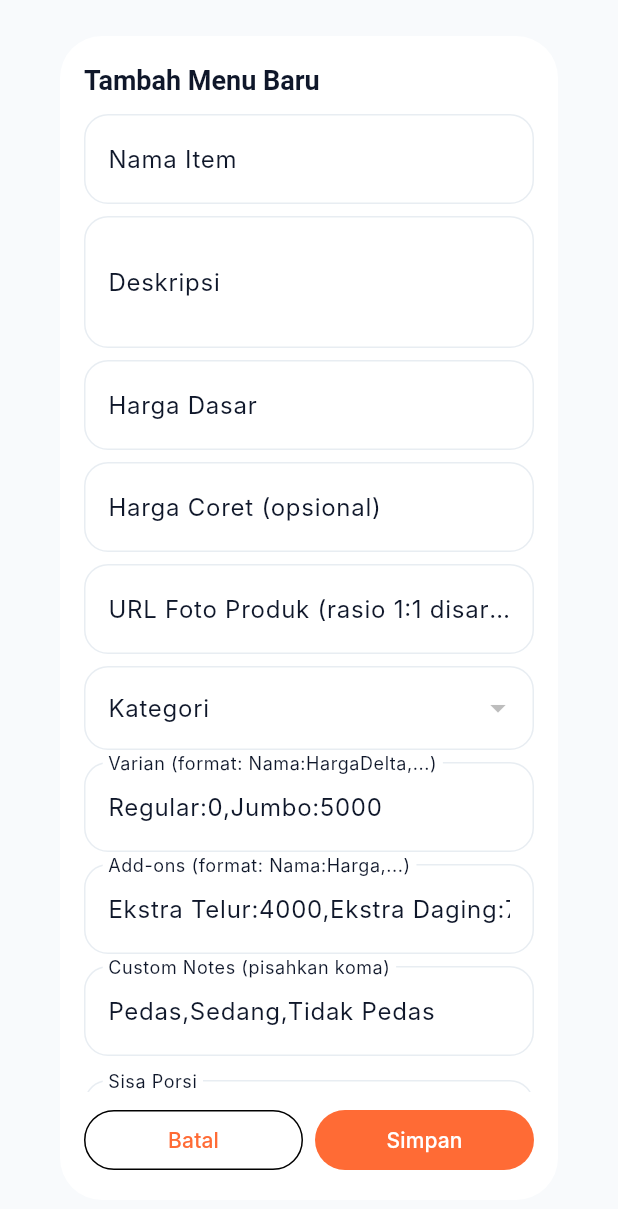
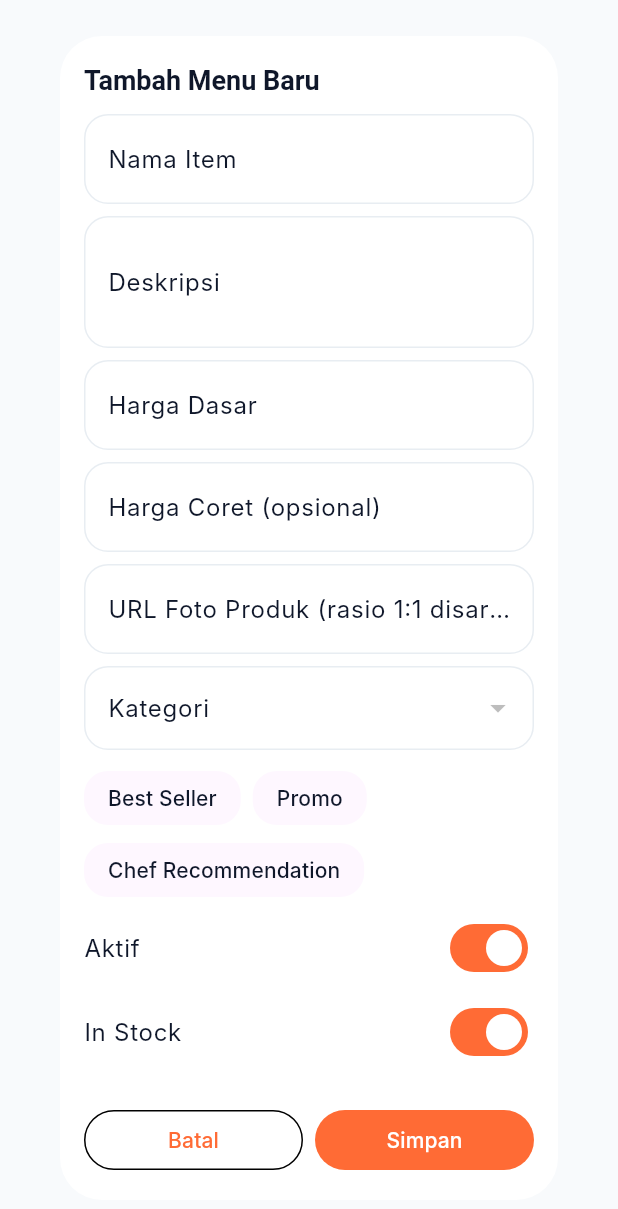
Before and after one commit to Dhegas/fe_gangsta_flutter, a Flutter app: the _MenuItemFormDialog widget shown alone on an empty page, opened directly with empty values, after a tap on "Simpan", on a phone screen of 412 x 824 dp. Shown: the top 1209 px of the screen. Run offline on Flutter 3.47's test engine with Material 3 defaults, Android fonts, the phone set to English and light mode, and no system bars; our stand-ins replace qr_flutter, shared_preferences; missing offline and left inert: dart:html, mobile_scanner; accounts and stored records are empty; network calls fail; Roboto replaces fonts that are missing (Inter, Plus Jakarta Sans).

Commit message:
feat: menghapus deskripsi tidak penting seperti add on, porsi tersedia, varian, karena tidak diperlukan

```diff
--- a/lib/features/merchant/menu_management/presentation/pages/menu_management_page.dart
+++ b/lib/features/merchant/menu_management/presentation/pages/menu_management_page.dart
@@ -446,13 +446,6 @@ class _MenuItemFormDialogState extends State<_MenuItemFormDialog> {
   late final TextEditingController _basePriceController;
   late final TextEditingController _discountPriceController;
   late final TextEditingController _imageUrlController;
-  late final TextEditingController _remainingController;
-  late final TextEditingController _variantsController;
-  late final TextEditingController _addonsController;
-  late final TextEditingController _customNotesController;
-  late final TextEditingController _dineInController;
-  late final TextEditingController _takeawayController;
-  late final TextEditingController _onlineController;
 
   late String _selectedCategoryId;
   bool _isActive = true;
@@ -470,29 +463,6 @@ class _MenuItemFormDialogState extends State<_MenuItemFormDialog> {
       text: existing?.discountedPrice?.toStringAsFixed(0) ?? '',
     );
     _imageUrlController = TextEditingController(text: existing?.imageUrl ?? '');
-    _remainingController = TextEditingController(text: '${existing?.remainingPortions ?? 10}');
-    _variantsController = TextEditingController(
-      text: existing == null
-          ? 'Regular:0,Jumbo:5000'
-          : existing.variants.map((v) => '${v.name}:${v.priceDelta.toStringAsFixed(0)}').join(','),
-    );
-    _addonsController = TextEditingController(
-      text: existing == null
-          ? 'Ekstra Telur:4000,Ekstra Daging:7000'
-          : existing.addOns.map((a) => '${a.name}:${a.price.toStringAsFixed(0)}').join(','),
-    );
-    _customNotesController = TextEditingController(
-      text: existing == null ? 'Pedas,Sedang,Tidak Pedas' : existing.customNotes.join(','),
-    );
-    _dineInController = TextEditingController(
-      text: existing?.channelPricing.dineIn.toStringAsFixed(0) ?? '',
-    );
-    _takeawayController = TextEditingController(
-      text: existing?.channelPricing.takeaway.toStringAsFixed(0) ?? '',
-    );
-    _onlineController = TextEditingController(
-      text: existing?.channelPricing.online.toStringAsFixed(0) ?? '',
-    );
 
     _selectedCategoryId = existing?.categoryId ??
         (widget.categories.isNotEmpty ? widget.categories.first.id : 'uncategorized');
@@ -508,13 +478,6 @@ class _MenuItemFormDialogState extends State<_MenuItemFormDialog> {
     _basePriceController.dispose();
     _discountPriceController.dispose();
     _imageUrlController.dispose();
-    _remainingController.dispose();
-    _variantsController.dispose();
-    _addonsController.dispose();
-    _customNotesController.dispose();
-    _dineInController.dispose();
-    _takeawayController.dispose();
-    _onlineController.dispose();
     super.dispose();
   }
 
@@ -559,15 +522,6 @@ class _MenuItemFormDialogState extends State<_MenuItemFormDialog> {
                         }
                       },
                     ),
-                    const SizedBox(height: AppSpacing.space2),
-                    _field(_variantsController, 'Varian (format: Nama:HargaDelta,...)'),
-                    _field(_addonsController, 'Add-ons (format: Nama:Harga,...)'),
-                    _field(_customNotesController, 'Custom Notes (pisahkan koma)'),
-                    const SizedBox(height: AppSpacing.space2),
-                    _field(_remainingController, 'Sisa Porsi'),
-                    _field(_dineInController, 'Harga Dine-in'),
-                    _field(_takeawayController, 'Harga Takeaway'),
-                    _field(_onlineController, 'Harga Online'),
                     const SizedBox(height: AppSpacing.space2),
                     Wrap(
                       spacing: AppSpacing.space2,
@@ -652,7 +606,7 @@ class _MenuItemFormDialogState extends State<_MenuItemFormDialog> {
     final basePrice = double.tryParse(_basePriceController.text.trim()) ?? 0;
     final discountText = _discountPriceController.text.trim();
     final discount = discountText.isEmpty ? null : double.tryParse(discountText);
-    final remainingPortions = int.tryParse(_remainingController.text.trim()) ?? 0;
+    const remainingPortions = 99;
 
     final result = _MenuFormResult(
       name: _nameController.text.trim(),
@@ -663,17 +617,17 @@ class _MenuItemFormDialogState extends State<_MenuItemFormDialog> {
       imageUrl: _imageUrlController.text.trim().isEmpty
           ? 'https://images.unsplash.com/photo-1515003197210-e0cd71810b5f?w=800'
           : _imageUrlController.text.trim(),
-      variants: _parseVariants(_variantsController.text),
-      addOns: _parseAddOns(_addonsController.text),
-      customNotes: _parseNotes(_customNotesController.text),
+      variants: const [],
+      addOns: const [],
+      customNotes: const [],
       badges: _badges.toList(),
       isActive: _isActive,
       isInStock: _isInStock,
       remainingPortions: remainingPortions,
       channelPricing: MenuChannelPricing(
-        dineIn: double.tryParse(_dineInController.text.trim()) ?? basePrice,
-        takeaway: double.tryParse(_takeawayController.text.trim()) ?? basePrice,
-        online: double.tryParse(_onlineController.text.trim()) ?? basePrice,
+        dineIn: basePrice,
+        takeaway: basePrice,
+        online: basePrice,
       ),
     );
 
```
Also changed, not shown: lib/features/merchant/menu_management/presentation/widgets/merchant_menu_item_card.dart (+0 -27 lines).
